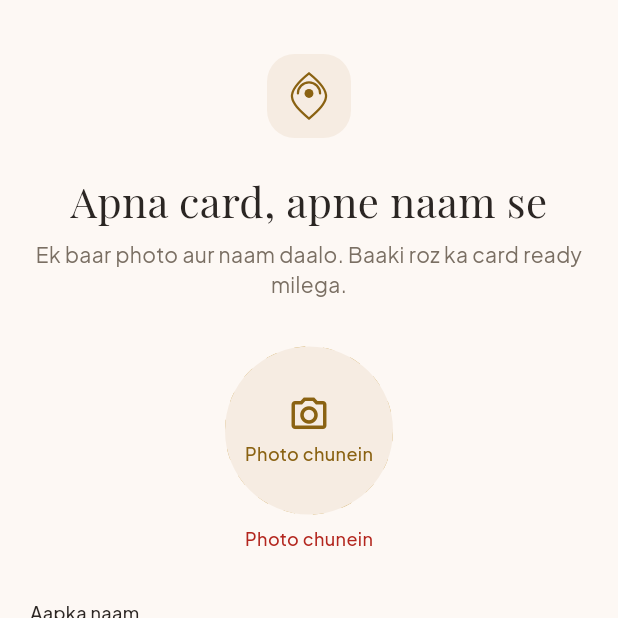
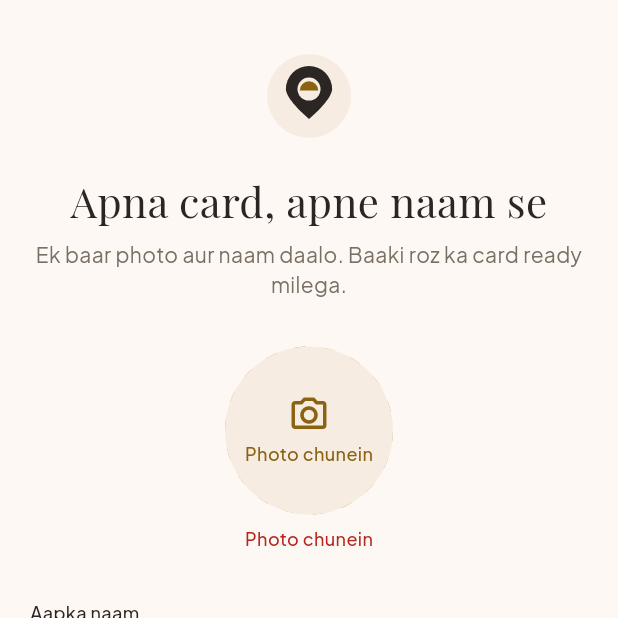
Before and after one commit to abhishekkumar74/Mera-Shehar, a Flutter app: the screen it shows after launch, after a tap on "Shuru karein", on a phone screen of 412 x 824 dp, the top half of it. Run offline on Flutter 3.47's test engine with Material 3 defaults, Android fonts, the phone set to English and light mode, and no system bars; our stand-ins replace firebase_analytics, firebase_messaging, flutter_riverpod, go_router, google_mobile_ads, image_cropper and 3 more; missing offline and left inert: play_install_referrer; accounts and stored records are empty; network calls fail.

Commit message:
docs: update logo.png, screenshots, and Flutter LogoMark vector

```diff
--- a/client/lib/core/widgets/logo_mark.dart
+++ b/client/lib/core/widgets/logo_mark.dart
@@ -13,13 +13,13 @@ class LogoMark extends StatelessWidget {
     return Container(
       width: size,
       height: size,
-      decoration: BoxDecoration(
+      decoration: const BoxDecoration(
         color: AppTokens.surface,
-        borderRadius: BorderRadius.circular(size * 0.33),
+        shape: BoxShape.circle,
       ),
       child: Center(
         child: CustomPaint(
-          size: Size(size * 0.6, size * 0.6),
+          size: Size(size * 0.55, size * 0.55),
           painter: _LogoPainter(),
         ),
       ),
@@ -30,47 +30,51 @@ class LogoMark extends StatelessWidget {
 class _LogoPainter extends CustomPainter {
   @override
   void paint(Canvas canvas, Size size) {
+    final width = size.width;
+    final height = size.height;
+
+    final pinPaint = Paint()
+      ..color = AppTokens.ink
+      ..style = PaintingStyle.fill;
+
     final goldPaint = Paint()
-      ..color = AppTokens.gold
-      ..style = PaintingStyle.stroke
-      ..strokeWidth = 1.5
-      ..strokeCap = StrokeCap.round;
-
-    final fillPaint = Paint()
       ..color = AppTokens.gold
       ..style = PaintingStyle.fill;
 
-    final width = size.width;
-    final height = size.height;
-
-    // Outer Pin shape
+    // Pin shape
     final path = Path();
-    path.moveTo(width * 0.5, height * 0.95);
+    path.moveTo(width * 0.5, height);
     path.cubicTo(
-      width * 0.1, height * 0.6,
+      width * 0.1, height * 0.65,
       0, height * 0.45,
-      width * 0.5, height * 0.05,
+      0, height * 0.35,
+    );
+    path.arcToPoint(
+      Offset(width, height * 0.35),
+      radius: Radius.circular(width * 0.5),
+      clockwise: true,
     );
     path.cubicTo(
       width, height * 0.45,
-      width * 0.9, height * 0.6,
-      width * 0.5, height * 0.95,
+      width * 0.9, height * 0.65,
+      width * 0.5, height,
     );
-    canvas.drawPath(path, goldPaint);
+    canvas.drawPath(path, pinPaint);
 
-    // Inner Sunrise semicircle inside pin
-    final center = Offset(width * 0.5, height * 0.45);
-    final radius = width * 0.22;
+    // Inner cutout hole inside pin head
+    final innerCenter = Offset(width * 0.5, height * 0.35);
+    final innerRadius = width * 0.25;
+    final bgPaint = Paint()..color = AppTokens.surface;
+    canvas.drawCircle(innerCenter, innerRadius, bgPaint);
+
+    // Inner golden sunrise inside cutout
     canvas.drawArc(
-      Rect.fromCircle(center: center, radius: radius),
+      Rect.fromCircle(center: Offset(width * 0.5, height * 0.38), radius: innerRadius * 0.8),
       pi,
       pi,
-      false,
+      true,
       goldPaint,
     );
-
-    // Center sun core
-    canvas.drawCircle(center, radius * 0.4, fillPaint);
   }
 
   @override
```
Also changed, not shown: docs/logo.png (added), 5 other files.
